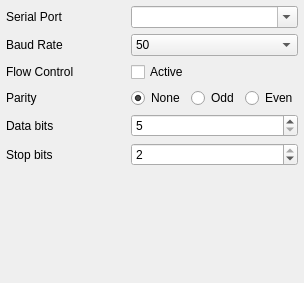
This is src/ui/SerialSettings.ui in mpaperno/qgroundcontrol_aq as Qt 5 draws it before an edit. The edited form follows.
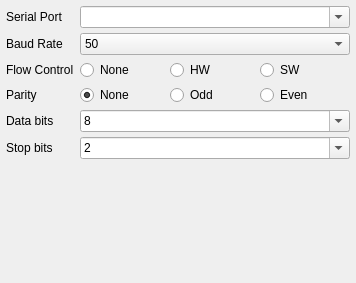
This is the edited form.

Commit message: Attempt to improve serial comm settings GUI.

Diff of the .ui file:
```diff
--- a/src/ui/SerialSettings.ui
+++ b/src/ui/SerialSettings.ui
@@ -13,10 +13,22 @@
   <property name="windowTitle">
    <string>Form</string>
   </property>
-  <layout class="QGridLayout" name="gridLayout" rowstretch="0,0,0,0,0,0,0" columnstretch="100,1">
-   <property name="margin">
+  <layout class="QGridLayout" name="gridLayout" columnstretch="100,0">
+   <property name="leftMargin">
     <number>6</number>
    </property>
+   <property name="topMargin">
+    <number>6</number>
+   </property>
+   <property name="rightMargin">
+    <number>6</number>
+   </property>
+   <property name="bottomMargin">
+    <number>6</number>
+   </property>
+   <property name="verticalSpacing">
+    <number>5</number>
+   </property>
    <item row="0" column="0">
     <widget class="QLabel" name="portlabel">
      <property name="text">
@@ -39,13 +51,11 @@
       <bool>true</bool>
      </property>
      <property name="sizeAdjustPolicy">
-      <enum>QComboBox::AdjustToContents</enum>
+      <enum>QComboBox::AdjustToContentsOnFirstShow</enum>
      </property>
-     <item>
-      <property name="text">
-       <string/>
-      </property>
-     </item>
+     <property name="minimumContentsLength">
+      <number>30</number>
+     </property>
     </widget>
    </item>
    <item row="1" column="0">
@@ -207,20 +217,56 @@
     </widget>
    </item>
    <item row="2" column="1">
-    <widget class="QCheckBox" name="flowControlCheckBox">
-     <property name="toolTip">
-      <string>Activate / deactivate hardware flow control. Commonly deactivated</string>
-     </property>
-     <property name="statusTip">
-      <string>Activate / deactivate hardware flow control. Commonly deactivated</string>
-     </property>
-     <property name="whatsThis">
-      <string>Activate / deactivate hardware flow control. Commonly deactivated</string>
-     </property>
-     <property name="text">
-      <string>Active</string>
-     </property>
-    </widget>
+    <layout class="QHBoxLayout" name="horizontalLayout">
+     <item>
+      <widget class="QRadioButton" name="flowControl_none">
+       <property name="toolTip">
+        <string>&lt;html&gt;&lt;head/&gt;&lt;body&gt;&lt;p&gt;Set the flow control type. In most cases this is None or HW (aka. DTS/RTS). SW type is aka. XON/XOFF.&lt;/p&gt;&lt;/body&gt;&lt;/html&gt;</string>
+       </property>
+       <property name="whatsThis">
+        <string>&lt;html&gt;&lt;head/&gt;&lt;body&gt;&lt;p&gt;Set the flow control type. In most cases this is None or HW (aka. DTS/RTS). SW type is aka. XON/XOFF.&lt;/p&gt;&lt;/body&gt;&lt;/html&gt;</string>
+       </property>
+       <property name="text">
+        <string>None</string>
+       </property>
+       <attribute name="buttonGroup">
+        <string notr="true">buttonGroup_flowControl</string>
+       </attribute>
+      </widget>
+     </item>
+     <item>
+      <widget class="QRadioButton" name="flowControl_hw">
+       <property name="toolTip">
+        <string>&lt;html&gt;&lt;head/&gt;&lt;body&gt;&lt;p&gt;Set the flow control type. In most cases this is None or HW (aka. DTS/RTS). SW type is aka. XON/XOFF.&lt;/p&gt;&lt;/body&gt;&lt;/html&gt;</string>
+       </property>
+       <property name="whatsThis">
+        <string>&lt;html&gt;&lt;head/&gt;&lt;body&gt;&lt;p&gt;Set the flow control type. In most cases this is None or HW (aka. DTS/RTS). SW type is aka. XON/XOFF.&lt;/p&gt;&lt;/body&gt;&lt;/html&gt;</string>
+       </property>
+       <property name="text">
+        <string>HW</string>
+       </property>
+       <attribute name="buttonGroup">
+        <string notr="true">buttonGroup_flowControl</string>
+       </attribute>
+      </widget>
+     </item>
+     <item>
+      <widget class="QRadioButton" name="flowControl_sw">
+       <property name="toolTip">
+        <string>&lt;html&gt;&lt;head/&gt;&lt;body&gt;&lt;p&gt;Set the flow control type. In most cases this is None or HW (aka. DTS/RTS). SW type is aka. XON/XOFF.&lt;/p&gt;&lt;/body&gt;&lt;/html&gt;</string>
+       </property>
+       <property name="whatsThis">
+        <string>&lt;html&gt;&lt;head/&gt;&lt;body&gt;&lt;p&gt;Set the flow control type. In most cases this is None or HW (aka. DTS/RTS). SW type is aka. XON/XOFF.&lt;/p&gt;&lt;/body&gt;&lt;/html&gt;</string>
+       </property>
+       <property name="text">
+        <string>SW</string>
+       </property>
+       <attribute name="buttonGroup">
+        <string notr="true">buttonGroup_flowControl</string>
+       </attribute>
+      </widget>
+     </item>
+    </layout>
    </item>
    <item row="3" column="0">
     <widget class="QLabel" name="portlabel_4">
@@ -284,38 +330,47 @@
      </item>
     </layout>
    </item>
+   <item row="4" column="0">
+    <widget class="QLabel" name="portlabel_5">
+     <property name="text">
+      <string>Data bits</string>
+     </property>
+    </widget>
+   </item>
    <item row="4" column="1">
-    <widget class="QSpinBox" name="dataBitsSpinBox">
-     <property name="sizePolicy">
-      <sizepolicy hsizetype="Preferred" vsizetype="Fixed">
-       <horstretch>0</horstretch>
-       <verstretch>0</verstretch>
-      </sizepolicy>
-     </property>
-     <property name="minimumSize">
-      <size>
-       <width>0</width>
-       <height>0</height>
-      </size>
-     </property>
+    <widget class="QComboBox" name="dataBitsCombo">
      <property name="toolTip">
       <string>Number of data bits per symbol. This is almost always 8.</string>
      </property>
      <property name="statusTip">
       <string>Number of data bits per symbol. This is almost always 8.</string>
      </property>
-     <property name="whatsThis">
-      <string>Number of data bits per symbol. This is almost always 8.</string>
+     <property name="editable">
+      <bool>true</bool>
      </property>
-     <property name="minimum">
-      <number>5</number>
+     <property name="currentIndex">
+      <number>3</number>
      </property>
-     <property name="maximum">
-      <number>8</number>
-     </property>
-     <property name="value">
-      <number>5</number>
-     </property>
+     <item>
+      <property name="text">
+       <string>5</string>
+      </property>
+     </item>
+     <item>
+      <property name="text">
+       <string>6</string>
+      </property>
+     </item>
+     <item>
+      <property name="text">
+       <string>7</string>
+      </property>
+     </item>
+     <item>
+      <property name="text">
+       <string>8</string>
+      </property>
+     </item>
     </widget>
    </item>
    <item row="5" column="0">
@@ -326,37 +381,29 @@
     </widget>
    </item>
    <item row="5" column="1">
-    <widget class="QSpinBox" name="stopBitsSpinBox">
-     <property name="sizePolicy">
-      <sizepolicy hsizetype="Preferred" vsizetype="Fixed">
-       <horstretch>0</horstretch>
-       <verstretch>0</verstretch>
-      </sizepolicy>
-     </property>
+    <widget class="QComboBox" name="stopBitsCombo">
      <property name="toolTip">
       <string>Number of stop bits per symbol. This is almost always 2.</string>
      </property>
      <property name="statusTip">
       <string>Number of stop bits per symbol. This is almost always 2.</string>
      </property>
-     <property name="whatsThis">
-      <string>Number of stop bits per symbol. This is almost always 2.</string>
-     </property>
-     <property name="frame">
+     <property name="editable">
       <bool>true</bool>
      </property>
-     <property name="readOnly">
-      <bool>false</bool>
-     </property>
-     <property name="minimum">
+     <property name="currentIndex">
       <number>1</number>
      </property>
-     <property name="maximum">
-      <number>2</number>
-     </property>
-     <property name="value">
-      <number>2</number>
-     </property>
+     <item>
+      <property name="text">
+       <string>1</string>
+      </property>
+     </item>
+     <item>
+      <property name="text">
+       <string>2</string>
+      </property>
+     </item>
     </widget>
    </item>
    <item row="6" column="0" colspan="2">
@@ -372,13 +419,6 @@
      </property>
     </spacer>
    </item>
-   <item row="4" column="0">
-    <widget class="QLabel" name="portlabel_5">
-     <property name="text">
-      <string>Data bits</string>
-     </property>
-    </widget>
-   </item>
   </layout>
   <action name="actionDelete">
    <property name="text">
```
Left out of the diff: 24 changed lines with no effect on the pictures. The commit also changes 3 other files.
